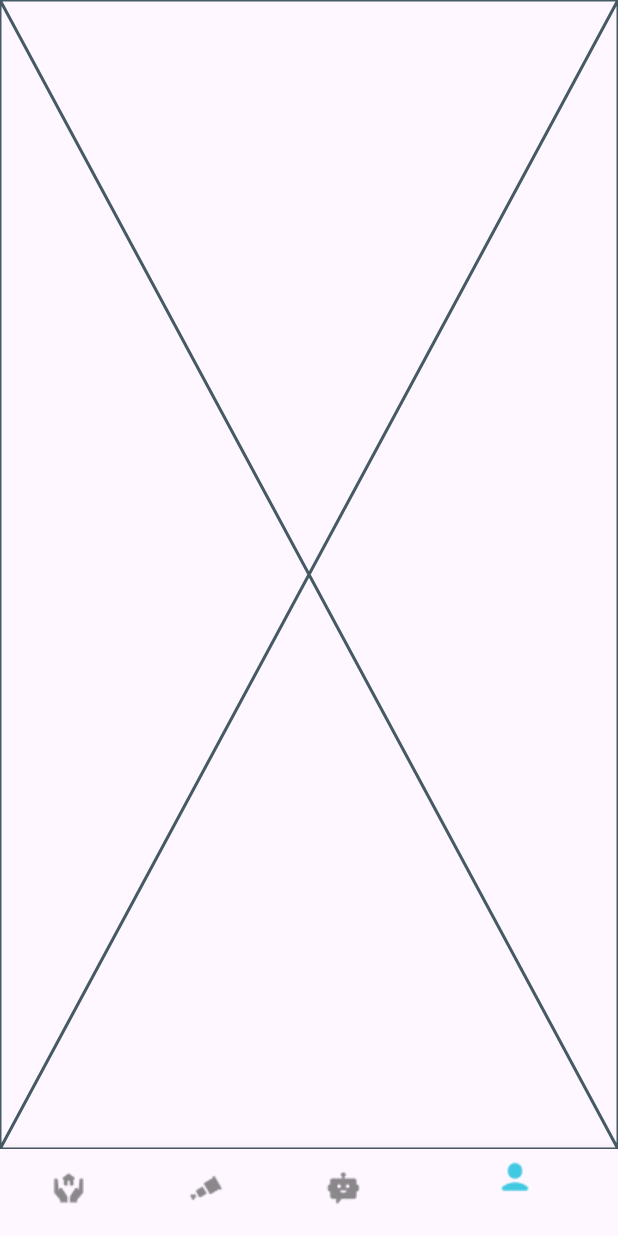
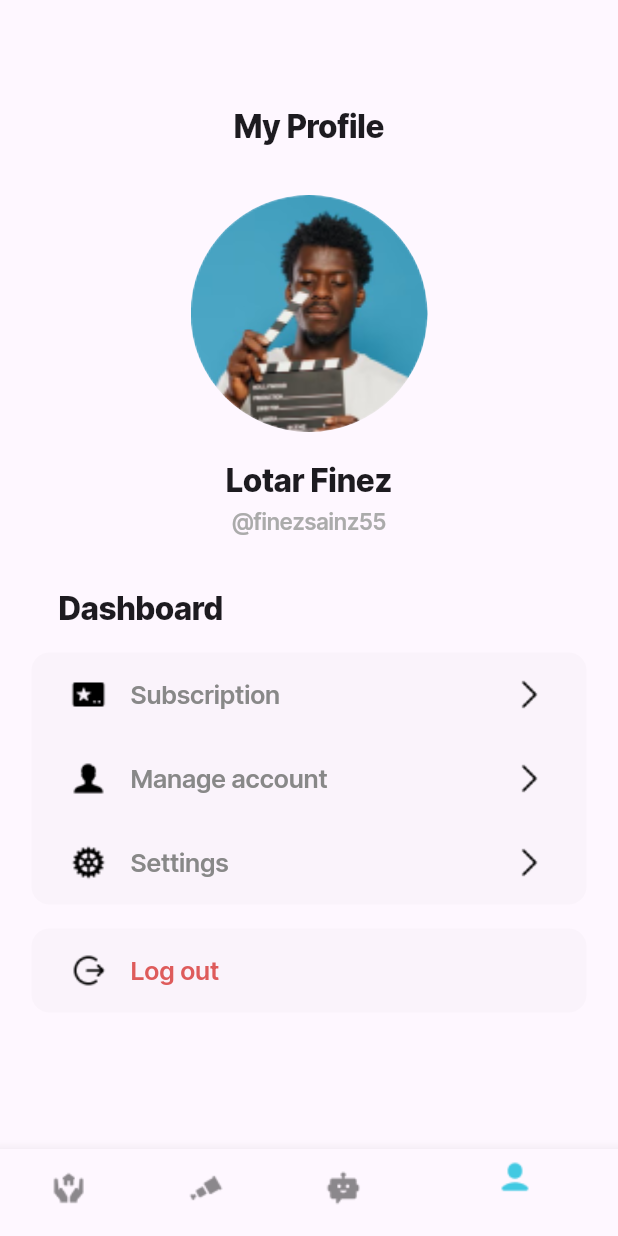
Before and after one commit to Mdednnjya/MindScapae, a Flutter app: the screen it shows after launch, item 4 of the bottom bar chosen, on a phone screen of 412 x 824 dp. Run offline on Flutter 3.47's test engine with Material 3 defaults, Android fonts, the phone set to English and light mode, and no system bars; our stand-ins replace flutter_svg; project files that could hold a hidden picture were left out.

Commit message:
imporve user-page

```diff
--- a/lib/main.dart
+++ b/lib/main.dart
@@ -8,6 +8,7 @@ import 'ui/screens/navbar.dart';
 import 'ui/screens/search_screen.dart';
 import 'ui/screens/quitezone_intro_screen.dart';
 import 'package:mindscape/ui/utils/routes.dart';
+import 'ui/screens/user_screen.dart';
 
 void main() {
   runApp(MyApp());
--- a/lib/ui/screens/user_screen.dart
+++ b/lib/ui/screens/user_screen.dart
@@ -1,10 +1,152 @@
 import 'package:flutter/material.dart';
+import 'package:mindscape/ui/widgets/row_widget.dart';
 
 class UserScreen extends StatelessWidget {
-  const UserScreen({super.key});
+  const UserScreen({Key? key}) : super(key: key);
 
   @override
   Widget build(BuildContext context) {
-    return const Placeholder();
+    return Scaffold(
+      body: SingleChildScrollView(
+        child: Container(
+          padding: EdgeInsets.all(21.0),
+          child: Column(
+            crossAxisAlignment: CrossAxisAlignment.start,
+            children: [
+              SizedBox(height: 50.0),
+              Row(
+                mainAxisAlignment: MainAxisAlignment.center,
+                children: [
+                  Text(
+                    'My Profile',
+                    style: TextStyle(
+                      fontFamily: 'Inter',
+                      fontSize: 21,
+                      fontWeight: FontWeight.w800,
+                      letterSpacing: -0.41,
+                      height: 1.3,
+                    ),
+                  ),
+                ],
+              ),
+              SizedBox(height: 32.0),
+              Center(
+                child: Container(
+                  width: 158,
+                  height: 158,
+                  decoration: BoxDecoration(
+                    shape: BoxShape.circle,
+                    image: DecorationImage(
+                      fit: BoxFit.cover,
+                      image: AssetImage('assets/images/user/user_profil.png'),
+                    ),
+                  ),
+                ),
+              ),
+              SizedBox(height: 19),
+              Center(
+                child: Text(
+                  'Lotar Finez',
+                  style: TextStyle(
+                    fontFamily: 'Inter',
+                    fontSize: 21,
+                    fontWeight: FontWeight.w800,
+                    letterSpacing: -0.41,
+                    height: 1.3,
+                  ),
+                ),
+              ),
+              SizedBox(height: 2),
+              Center(
+                child: Text(
+                  '@finezsainz55',
+                  style: TextStyle(
+                    fontFamily: 'Inter',
+                    fontSize: 15,
+                    fontWeight: FontWeight.w600,
+                    letterSpacing: -0.41,
+                    height: 1.6,
+                    color: Color(0xFFABABAB),
+                  ),
+                ),
+              ),
+              SizedBox(height: 32.0),
+              Container(
+                padding: EdgeInsets.symmetric(horizontal: 18.0),
+                child: Text(
+                  'Dashboard',
+                  style: TextStyle(
+                    fontFamily: 'Inter',
+                    fontSize: 21,
+                    fontWeight: FontWeight.w800,
+                    letterSpacing: -0.41,
+                    height: 1.3,
+                  ),
+                ),
+              ),
+              SizedBox(height: 16.0),
+              Container(
+                padding: EdgeInsets.symmetric(horizontal: 18.0),
+                decoration: BoxDecoration(
+                  color: const Color(0x87F7F7F),
+                  borderRadius: BorderRadius.circular(12.0),
+                ),
+                child: Column(
+                  children: [
+                    RowWidget(
+                      leading: 'assets/images/user/membership_card.png',
+                      title: 'Subscription',
+                      trailing: 'assets/images/user/collapse_arrow.png',
+                      textColor: Color(0xFF888888),
+                      fontWeight: FontWeight.w600,
+                      onTap: () {
+                        // todo
+                      },
+                    ),
+                    RowWidget(
+                      leading: 'assets/images/user/user_male.png',
+                      title: 'Manage account',
+                      trailing: 'assets/images/user/collapse_arrow.png',
+                      textColor: Color(0xFF888888),
+                      fontWeight: FontWeight.w600,
+                      onTap: () {
+                        // todo
+                      },
+                    ),
+                    RowWidget(
+                      leading: 'assets/images/user/gear.png',
+                      title: 'Settings',
+                      trailing: 'assets/images/user/collapse_arrow.png',
+                      textColor: Color(0xFF888888),
+                      fontWeight: FontWeight.w600,
+                      onTap: () {
+                        // todo
+                      },
+                    ),
+                  ],
+                ),
+              ),
+              SizedBox(height: 16.0),
+              Container(
+                padding: EdgeInsets.symmetric(horizontal: 18.0),
+                decoration: BoxDecoration(
+                  color: const Color(0x87F7F7F),
+                  borderRadius: BorderRadius.circular(12.0),
+                ),
+                child: RowWidget(
+                  leading: 'assets/images/user/logout_rounded.png',
+                  title: 'Log out',
+                  textColor: Color(0xFFDE5B5B),
+                  fontWeight: FontWeight.w600,
+                  onTap: () {
+                    // todo
+                  },
+                ),
+              ),
+            ],
+          ),
+        ),
+      ),
+    );
   }
 }
--- /dev/null
+++ b/lib/ui/widgets/row_widget.dart
@@ -0,0 +1,56 @@
+import 'package:flutter/material.dart';
+
+class RowWidget extends StatelessWidget {
+  final String leading;
+  final String title;
+  final String? trailing;
+  final VoidCallback onTap;
+  final Color? textColor;
+  final FontWeight? fontWeight;
+  final Color? titleColor;
+
+  const RowWidget({
+    super.key,
+    required this.leading,
+    required this.title,
+    this.trailing,
+    required this.onTap,
+    this.textColor,
+    this.fontWeight,
+    this.titleColor = const Color(0xFF5C5C5C),
+  });
+
+  @override
+  Widget build(BuildContext context) {
+    return InkWell(
+      onTap: onTap,
+      child: Padding(
+        padding: const EdgeInsets.symmetric(vertical: 16.0, horizontal: 8.0),
+        child: Row(
+          children: [
+            Image.asset(leading),
+            SizedBox(width: 16.0),
+            Expanded(
+              child: Text(
+                title,
+                style: TextStyle(
+                  fontFamily: 'Inter',
+                  fontSize: 17,
+                  fontWeight: fontWeight ?? FontWeight.w500,
+                  letterSpacing: -0.41,
+                  height: 1.3,
+                  color: textColor ?? titleColor,
+                ),
+              ),
+            ),
+            if (trailing != null)
+              Image.asset(
+                trailing!,
+                alignment: Alignment.centerRight,
+              ),
+          ],
+        ),
+      ),
+    );
+  }
+}
--- a/pubspec.yaml
+++ b/pubspec.yaml
@@ -64,6 +64,7 @@ flutter:
   assets:
     - assets/images/
     - assets/images/home/
+    - assets/images/user/
     - assets/images/home/daun.svg
     - assets/images/home/Live.svg
     - assets/images/search/
```
Also changed, not shown: assets/images/user/collapse_arrow.png (added), assets/images/user/gear.png (added), assets/images/user/logout_rounded.png (added), assets/images/user/membership_card.png (added), assets/images/user/user_male.png (added), assets/images/user/user_profil.png (added).
